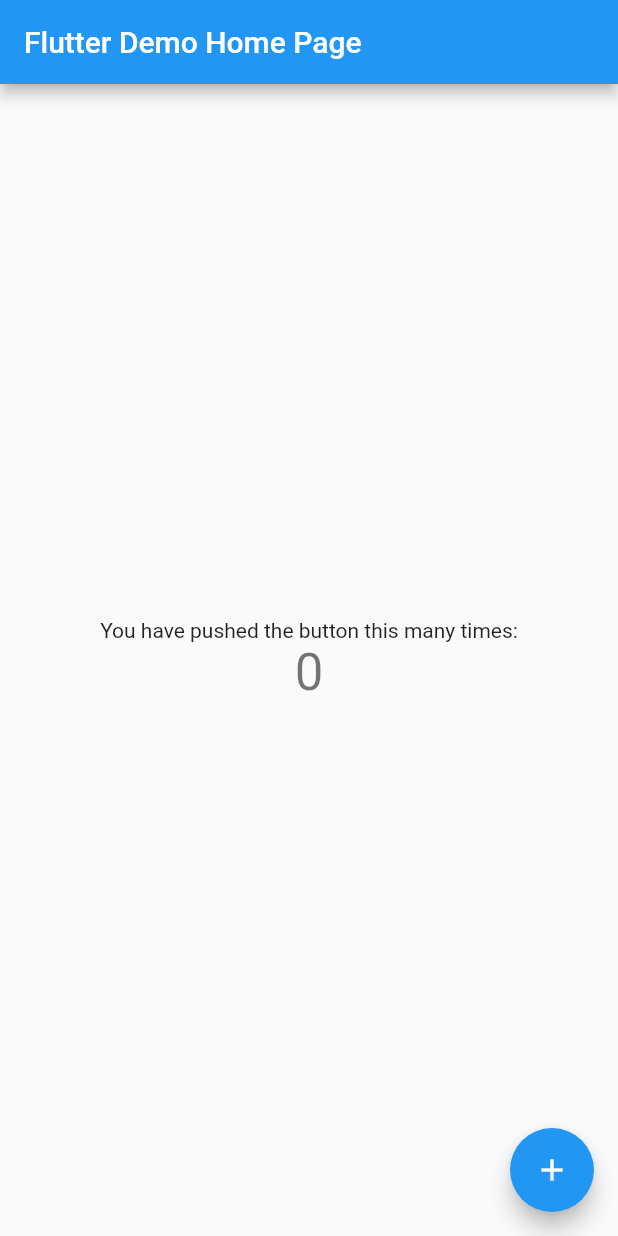
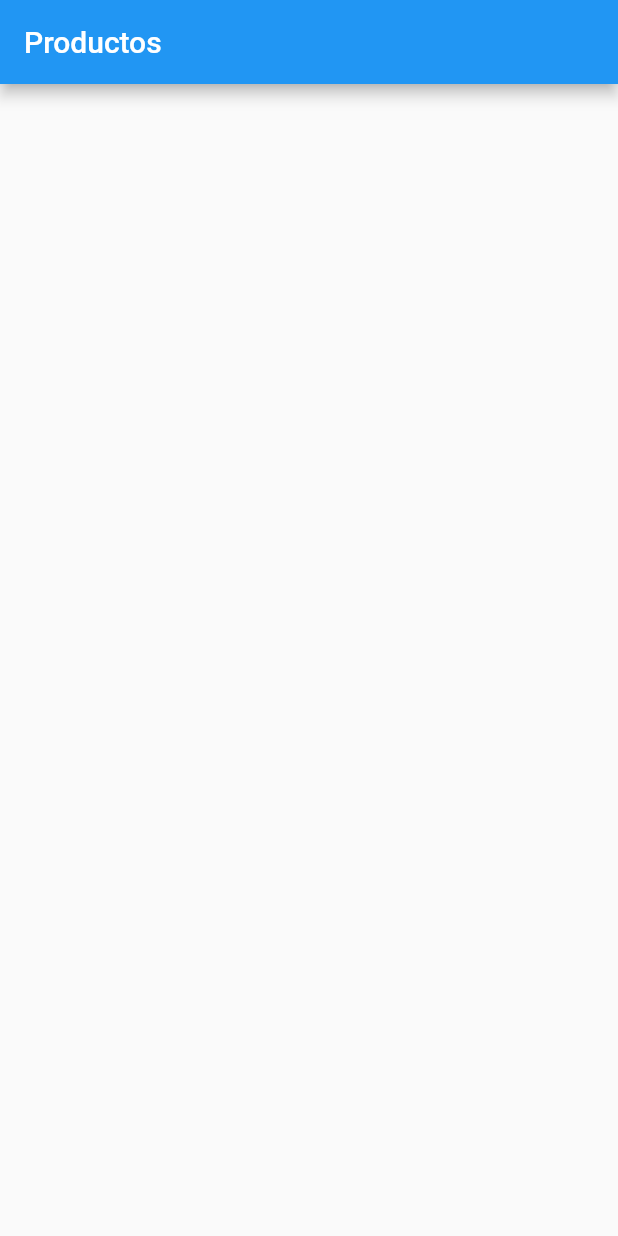
Before and after one commit to Franklin2018/app_asisten, a Flutter app: the screen it shows after launch, on a phone screen of 412 x 824 dp. Run offline on Flutter 3.47's test engine with Material 2 defaults, Android fonts, the phone set to English and light mode, and no system bars; drawn by our look-alikes of firebase_database; our stand-ins replace firebase_core; accounts and stored records are empty.

Commit message:
Se agrego firebase al proyecto y se implemento interfaz: productos_page

```diff
--- a/lib/main.dart
+++ b/lib/main.dart
@@ -1,111 +1,29 @@
+import 'package:app_asistent/src/pages/productos_page.dart';
 import 'package:flutter/material.dart';
 
-void main() => runApp(MyApp());
+void main(){
+   runApp(MaterialApp(
+     debugShowCheckedModeBanner: false,
+     theme: ThemeData.light(),
+    home: ProductoPage(),
+   ));
+}
 
-class MyApp extends StatelessWidget {
-  // This widget is the root of your application.
-  @override
+class MyApp extends StatefulWidget {
+   @override
+  _MyAppState createState() => _MyAppState();
+}
+
+class _MyAppState extends State<MyApp> {
+   @override
   Widget build(BuildContext context) {
-    return MaterialApp(
-      title: 'Flutter Demo',
-      theme: ThemeData(
-        // This is the theme of your application.
-        //
-        // Try running your application with "flutter run". You'll see the
-        // application has a blue toolbar. Then, without quitting the app, try
-        // changing the primarySwatch below to Colors.green and then invoke
-        // "hot reload" (press "r" in the console where you ran "flutter run",
-        // or simply save your changes to "hot reload" in a Flutter IDE).
-        // Notice that the counter didn't reset back to zero; the application
-        // is not restarted.
-        primarySwatch: Colors.blue,
+    return Scaffold(
+      appBar: AppBar(
+        title: Text('My Aplicacion'),
       ),
-      home: MyHomePage(title: 'Flutter Demo Home Page'),
+      body: Center(
+        child: Text('Hola Mundo!!!'),
+      ),
     );
   }
 }
-
-class MyHomePage extends StatefulWidget {
-  MyHomePage({Key key, this.title}) : super(key: key);
-
-  // This widget is the home page of your application. It is stateful, meaning
-  // that it has a State object (defined below) that contains fields that affect
-  // how it looks.
-
-  // This class is the configuration for the state. It holds the values (in this
-  // case the title) provided by the parent (in this case the App widget) and
-  // used by the build method of the State. Fields in a Widget subclass are
-  // always marked "final".
-
-  final String title;
-
-  @override
-  _MyHomePageState createState() => _MyHomePageState();
-}
-
-class _MyHomePageState extends State<MyHomePage> {
-  int _counter = 0;
-
-  void _incrementCounter() {
-    setState(() {
-      // This call to setState tells the Flutter framework that something has
-      // changed in this State, which causes it to rerun the build method below
-      // so that the display can reflect the updated values. If we changed
-      // _counter without calling setState(), then the build method would not be
-      // called again, and so nothing would appear to happen.
-      _counter++;
-    });
-  }
-
-  @override
-  Widget build(BuildContext context) {
-    // This method is rerun every time setState is called, for instance as done
-    // by the _incrementCounter method above.
-    //
-    // The Flutter framework has been optimized to make rerunning build methods
-    // fast, so that you can just rebuild anything that needs updating rather
-    // than having to individually change instances of widgets.
-    return Scaffold(
-      appBar: AppBar(
-        // Here we take the value from the MyHomePage object that was created by
-        // the App.build method, and use it to set our appbar title.
-        title: Text(widget.title),
-      ),
-      body: Center(
-        // Center is a layout widget. It takes a single child and positions it
-        // in the middle of the parent.
-        child: Column(
-          // Column is also a layout widget. It takes a list of children and
-          // arranges them vertically. By default, it sizes itself to fit its
-          // children horizontally, and tries to be as tall as its parent.
-          //
-          // Invoke "debug painting" (press "p" in the console, choose the
-          // "Toggle Debug Paint" action from the Flutter Inspector in Android
-          // Studio, or the "Toggle Debug Paint" command in Visual Studio Code)
-          // to see the wireframe for each widget.
-          //
-          // Column has various properties to control how it sizes itself and
-          // how it positions its children. Here we use mainAxisAlignment to
-          // center the children vertically; the main axis here is the vertical
-          // axis because Columns are vertical (the cross axis would be
-          // horizontal).
-          mainAxisAlignment: MainAxisAlignment.center,
-          children: <Widget>[
-            Text(
-              'You have pushed the button this many times:',
-            ),
-            Text(
-              '$_counter',
-              style: Theme.of(context).textTheme.display1,
-            ),
-          ],
-        ),
-      ),
-      floatingActionButton: FloatingActionButton(
-        onPressed: _incrementCounter,
-        tooltip: 'Increment',
-        child: Icon(Icons.add),
-      ), // This trailing comma makes auto-formatting nicer for build methods.
-    );
-  }
-}
--- /dev/null
+++ b/lib/src/models/productos_models.dart
@@ -0,0 +1,74 @@
+// To parse this JSON data, do
+//
+//     final producto = productoFromJson(jsonString);
+
+import 'dart:convert';
+
+import 'package:firebase_database/firebase_database.dart';
+
+
+
+//ProductoModel productoFromJson(String str) => ProductoModel.fromJson(json.decode(str));
+
+String productoToJson(ProductoModel data) => json.encode(data.toJson());
+
+class ProductoModel {
+    String key;
+    String idProducto;
+    String nombre;
+    bool   oferta = false;
+    double precio;
+    double stock;
+
+    ProductoModel(
+        this.idProducto,
+        this.nombre,
+        this.oferta,
+        this.precio,
+        this.stock,
+    );
+
+    // factory ProductoModel.fromJson(Map<String, dynamic> json) => ProductoModel(
+    //     idProducto: json["id_producto"],
+    //     nombre    : json["nombre"],
+    //     oferta    : json["oferta"],
+    //     precio    : json["precio"].toDouble(),
+    //     stock     : json["stock"].toDouble(),
+    // );
+
+    Map<String, dynamic> toJson() => {
+        "id_producto": idProducto,
+        "nombre"     : nombre,
+        "oferta"     : oferta,
+        "precio"     : precio,
+        "stock"      : stock,
+    };
+
+    ProductoModel.fromSnapshot(DataSnapshot snapshot):key = snapshot.key,
+        idProducto = snapshot.value["id_producto"],
+        nombre     = snapshot.value["nombre"],
+        oferta     = snapshot.value["oferta"],
+        precio     = snapshot.value["precio"].toDouble(),
+        stock      = snapshot.value["stock"].toDouble();
+}
+
+// class ProductosList{
+//   List<ProductoModel> productoslist;
+
+//   ProductosList({this.productoslist});
+
+//   factory ProductosList.fromJson(Map<dynamic, dynamic>json){
+//     return ProductosList(
+//       productoslist: parseproductos(json)
+//     );
+//   }
+
+  // static List<ProductoModel> parseproductos(productoJSON){
+  //     var pList = productoJSON['productos'] as List;
+
+  //     List<ProductoModel> productolist = pList.map((data) =>
+  //     ProductoModel.fromJson(data)).toList();
+
+  //     return productolist;
+  // }
+//}
--- /dev/null
+++ b/lib/src/pages/productos_page.dart
@@ -0,0 +1,96 @@
+import 'package:app_asistent/src/models/productos_models.dart';
+import 'package:app_asistent/src/providers/productos_provider.dart';
+import 'package:firebase_database/firebase_database.dart';
+import 'package:firebase_database/ui/firebase_animated_list.dart';
+import 'package:flutter/material.dart';
+
+
+
+class ProductoPage extends StatefulWidget {
+  @override
+  _ProductoPageState createState() => _ProductoPageState();
+}
+
+class _ProductoPageState extends State<ProductoPage> {
+
+  List<ProductoModel> itemsProductos = List();
+  //ProductoModel item_producto;
+  DatabaseReference itemRef;
+  final GlobalKey<FormState> formKey = GlobalKey<FormState>();
+
+  final ProductoProvider productoProvider = new ProductoProvider();
+  @override
+  void initState() {
+
+    super.initState();
+    final databaseReference = FirebaseDatabase.instance.reference();
+    itemRef = databaseReference.reference().child('productos');
+
+    itemRef.onChildAdded.listen(_onEntryAdded);
+    itemRef.onChildChanged.listen(_onentryChanged);
+  }
+
+  @override
+  Widget build(BuildContext context) {
+    return Scaffold(
+      appBar: AppBar(
+        title:Text('Productos')
+      ),
+      body: Column(
+        children: <Widget>[
+          Flexible(
+            child: FirebaseAnimatedList(
+              query: itemRef,
+              itemBuilder: (context, snapshot,
+              Animation<double> animation, index){
+                return _crearItem(itemsProductos[index]);
+              },
+            ),
+          )
+        ],
+      )
+      );
+  }
+
+
+  Widget _crearItem(ProductoModel producto){
+
+    return Card(
+      elevation: 3.0,
+      shape: RoundedRectangleBorder(borderRadius: BorderRadius.circular(15.0)),
+      child: ListTile(
+        leading: FlutterLogo(size: 56.0,),
+        title: Column(
+          crossAxisAlignment: CrossAxisAlignment.start,
+          mainAxisSize: MainAxisSize.min,
+          children: <Widget>[
+            Text('${producto.nombre}', style: TextStyle(fontWeight: FontWeight.bold, fontSize: 20),),
+            Text('Precio: Bs. ${producto.precio}', style: TextStyle(fontWeight: FontWeight.bold),),
+            Text('Oferta: ${producto.oferta}', style: TextStyle(fontWeight: FontWeight.bold),)
+          ],
+          ),
+          subtitle: Text('Stock: ${producto.stock}'),
+          onTap: (){},
+          trailing: Icon(Icons.more_vert),
+          isThreeLine: true,
+      ),
+    );
+  }
+
+  void _onEntryAdded(Event event) {
+
+      setState(() {
+        itemsProductos.add(ProductoModel.fromSnapshot(event.snapshot));
+      });
+  }
+
+  void _onentryChanged(Event event) {
+    var old = itemsProductos.singleWhere((entry){
+      return entry.key == event.snapshot.key;
+    });
+
+    setState(() {
+      itemsProductos[itemsProductos.indexOf(old)] = ProductoModel.fromSnapshot(event.snapshot);
+    });
+  }
+}
--- /dev/null
+++ b/lib/src/providers/productos_provider.dart
@@ -0,0 +1,30 @@
+import 'package:firebase_core/firebase_core.dart';
+import 'package:app_asistent/src/models/productos_models.dart';
+
+class ProductoProvider{
+
+  final FirebaseOptions firebase = const FirebaseOptions(
+      googleAppID :'1:762915908917:android:20ed419d54c3f9ef61f07c',
+      apiKey      :'AIzaSyBMV4iE4oHRIfJymx03AFkbutnbBH1Ey5E',
+      databaseURL :'https://myproyecto1-50d78.firebaseio.com'
+  );
+
+  List<ProductoModel> listItems= [];
+
+  int cont = 0;
+  // Future<List<ProductoModel>> firebaseCalls (DatabaseReference databaseReference) async{
+  //   ProductosList productosList;
+  //       DataSnapshot dataSnapshot = await databaseReference.once();
+  //       cont++;
+  //       Map<dynamic,dynamic> jsonResponse=dataSnapshot.value["productos"];
+  //       print(cont.toString());
+  //       print(jsonResponse);
+
+  //       productosList = new ProductosList.fromJson(jsonResponse);
+  //       print('-*-*-*-*-*-*-*-*-*-*-*-*-*-*-*-*-*-*-*-*-*-*-*-*-*-*-*-*-*-*-*-*-*-*-*-*-*-*-*-*-*');
+  //       print(productosList);
+  //       listItems.addAll(productosList.productoslist);
+
+  //   return listItems;
+  //   }
+  }
```
